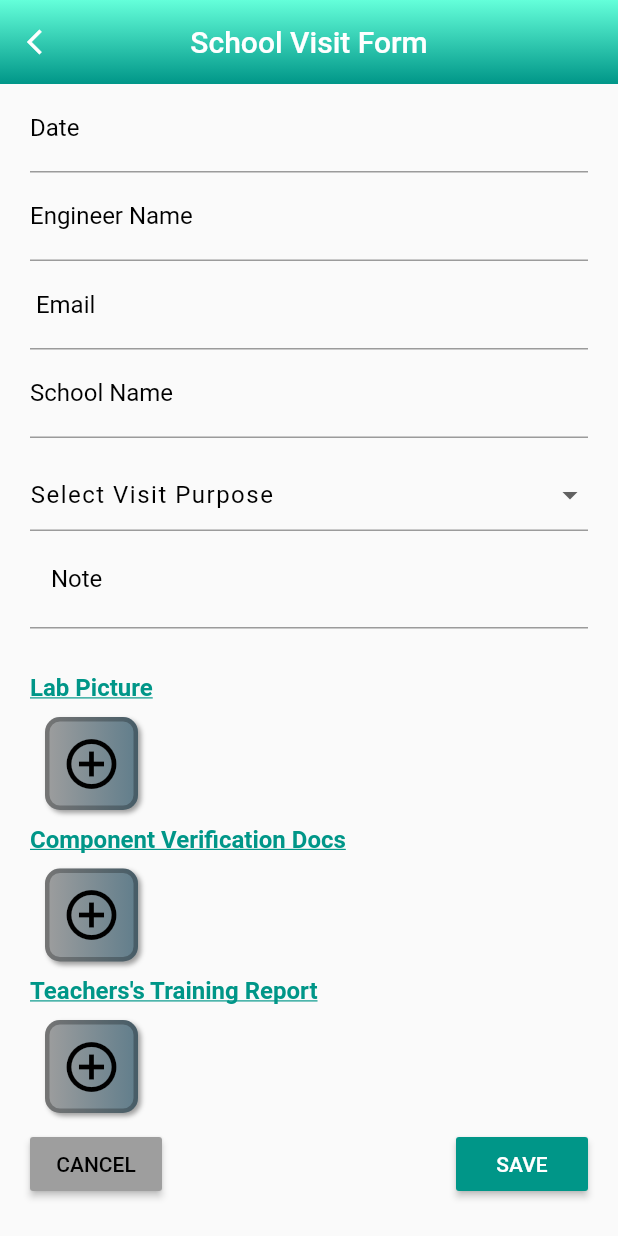
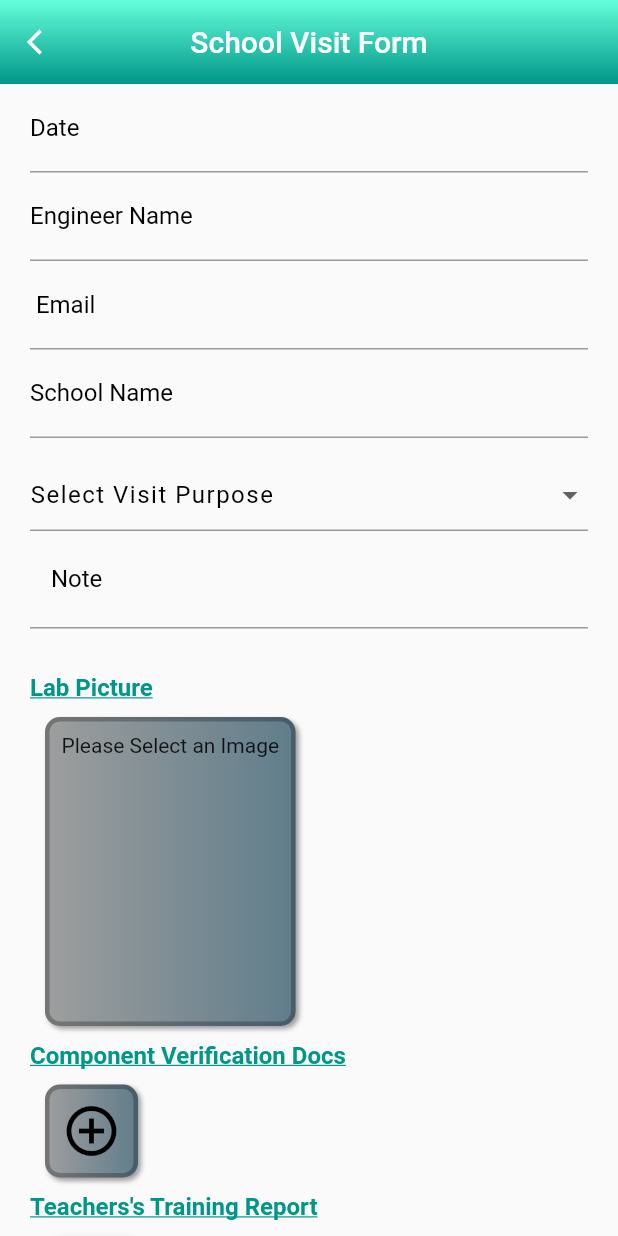
Before and after one commit to SwatiCybricsoft/stemro_app, a Flutter app: the MyHomePage screen opened directly, after a tap on "School Visit Form", on a phone screen of 412 x 824 dp. Run offline on Flutter 3.47's test engine with Material 2 defaults, Android fonts, the phone set to English and light mode, and no system bars; our stand-ins replace file_picker, firebase_auth, firebase_core, firebase_database, firebase_storage, flutter_svg and 3 more; missing offline and left inert: multi_image_picker; accounts and stored records are empty; network calls fail; project files that could hold a hidden picture were left out.

Commit message:
form page change upadte

```diff
--- a/lib/auth/home_page.dart
+++ b/lib/auth/home_page.dart
@@ -1,6 +1,7 @@
 import 'package:firebase_auth/firebase_auth.dart';
 import 'package:firebase_database/firebase_database.dart';
 import 'package:flutter/material.dart';
+import 'package:flutter/services.dart';
 import 'package:font_awesome_flutter/font_awesome_flutter.dart';
 import 'package:stemro_app/auth/AuthService.dart';
 import 'package:stemro_app/auth/welcome_screen.dart';
@@ -10,24 +11,48 @@ import 'package:stemro_app/form/visit_page.dart';
 import 'package:stemro_app/view/Lab_picture.dart';
 import 'package:stemro_app/view/component_verification.dart';
 import '../view/teachers_traing.dart';
-import 'login_screen.dart';
+
+bool isAdminStatus = false;
 
 class MyHomePage extends StatefulWidget {
   @override
   _MyHomePageState createState() => _MyHomePageState();
 }
 
+checkAdmin() {
+  String uid = FirebaseAuth.instance.currentUser!.uid;
+  DatabaseReference reference = FirebaseDatabase.instance.ref("/Users/$uid/");
+  reference.onValue.listen((DatabaseEvent event) {
+    if (event.snapshot.child("accountType").exists) {
+      final data = event.snapshot.child("accountType").value;
+      if (data.toString() == 'Admin') {
+        isAdminStatus = true;
+      } else {
+        isAdminStatus = false;
+      }
+    }
+  });
+}
+
 class _MyHomePageState extends State<MyHomePage> {
   final scaffoldKey = new GlobalKey<ScaffoldState>();
 
+@override
+  void initState() {
+    // TODO: implement initState
+    super.initState();
+    checkAdmin();
+  }
   @override
   Widget build(BuildContext context) {
+    SystemChrome.setSystemUIOverlayStyle(SystemUiOverlayStyle.light.copyWith(
+      statusBarColor: Colors.teal.shade300,
+    ));
     return Scaffold(
       appBar: AppBar(
         automaticallyImplyLeading: false,
         elevation: 0,
-        brightness: Brightness.light,
-        backgroundColor: Colors.teal,
+        backgroundColor: Colors.transparent,
         centerTitle: true,
         actions: [
           PopupMenuButton<int>(
@@ -91,31 +116,52 @@ class _MyHomePageState extends State<MyHomePage> {
             ],
           ),
         ],
-        title: Row(
-          mainAxisAlignment: MainAxisAlignment.center,
-          children: [
-            // Image.asset(
-            //   'assets/stemrobo.png',
-            //   fit: BoxFit.contain,
-            //   height: 32,
-            // ),
-            Container(
-              padding: const EdgeInsets.all(20.0),
-              child: Text(
-                'User Dashboard',
-                style: TextStyle(
-                  fontSize: 20,
-                ),
-              ),
-            )
-          ],
+        title: Text(
+          'User Dashboard',
+          style: TextStyle(
+            fontSize: 20,
+          ),
         ),
         flexibleSpace: Container(
           decoration: const BoxDecoration(
             gradient: LinearGradient(
                 begin: Alignment.topCenter,
                 end: Alignment.bottomCenter,
-                colors: <Color>[Colors.teal, Colors.tealAccent]),
+                colors: <Color>[Colors.tealAccent, Colors.teal]),
+          ),
+        ),
+      ),
+      bottomNavigationBar: BottomAppBar(
+        child: Container(
+          height: MediaQuery.of(context).size.height/9,
+          // color: Colors.teal.shade300,
+          decoration: const BoxDecoration(
+              borderRadius: BorderRadius.only(
+                  topLeft: Radius.circular(20.0),
+                 topRight: Radius.circular(20.0),
+                  // bottomLeft: Radius.circular(20),bottomRight: Radius.circular(20)
+              ),
+              gradient: LinearGradient(
+                  colors: [Colors.teal,Colors.tealAccent],
+                  begin: Alignment.bottomCenter,
+                  end: Alignment.topCenter
+              )
+          ),
+          child:  Column(
+            mainAxisAlignment: MainAxisAlignment.center,
+            children: [
+            FaIcon(
+              FontAwesomeIcons.dumbbell,
+              color: Colors.teal,
+            ),
+              Text(
+                'STEMROBO',
+                style: TextStyle(
+                    color: Colors.white,
+                    fontWeight: FontWeight.w700,
+                    fontSize: 20),
+              ),
+            ],
           ),
         ),
       ),
@@ -125,7 +171,7 @@ class _MyHomePageState extends State<MyHomePage> {
           Column(
             children: <Widget>[
               Container(
-                height: MediaQuery.of(context).size.height * 0.40,
+                height: MediaQuery.of(context).size.height * 0.30,
                 width: MediaQuery.of(context).size.width,
                 color: Colors.teal.shade300,
                 child: Container(
@@ -144,8 +190,9 @@ class _MyHomePageState extends State<MyHomePage> {
           ),
           Column(
             children: <Widget>[
+
               SizedBox(
-                height: 50,
+                height: 10,
               ),
               Container(
                 alignment: Alignment.centerLeft,
@@ -271,30 +318,31 @@ class _MyHomePageState extends State<MyHomePage> {
                   ),
                 ],
               ),
-              Container(
-                padding: EdgeInsets.symmetric(vertical: 15),
-                color: Colors.white,
-                child: Row(
-                  mainAxisAlignment: MainAxisAlignment.spaceAround,
-                  children: <Widget>[
-                    Column(
-                      children: <Widget>[
-                        FaIcon(
-                          FontAwesomeIcons.dumbbell,
-                          color: Colors.teal,
-                        ),
-                        Text(
-                          'STEMROBO',
-                          style: TextStyle(
-                              color: Colors.teal,
-                              fontWeight: FontWeight.w700,
-                              fontSize: 20),
-                        )
-                      ],
-                    ),
-                  ],
-                ),
-              )
+              // Container(
+              //   padding: EdgeInsets.symmetric(vertical: 15),
+              //   color: Colors.white,
+              //   child: Row(
+              //     mainAxisAlignment: MainAxisAlignment.spaceAround,
+              //     children: <Widget>[
+              //       Column(
+              //         children: <Widget>[
+              //           FaIcon(
+              //             FontAwesomeIcons.dumbbell,
+              //             color: Colors.teal,
+              //           ),
+              //           Text(
+              //             'STEMROBO',
+              //             style: TextStyle(
+              //                 color: Colors.teal,
+              //                 fontWeight: FontWeight.w700,
+              //                 fontSize: 20),
+              //           )
+              //         ],
+              //       ),
+              //     ],
+              //   ),
+              // )
+
             ],
           )
         ],
--- a/lib/auth/login_screen.dart
+++ b/lib/auth/login_screen.dart
@@ -1,4 +1,5 @@
 import 'package:flutter/material.dart';
+import 'package:flutter/services.dart';
 import 'package:flutter_svg/svg.dart';
 import 'package:stemro_app/auth/register_screen.dart';
 import 'package:stemro_app/view/home_screen.dart';
@@ -21,6 +22,10 @@ class _LoginPageState extends State<LoginPage> {
    final formKey = new GlobalKey<FormState>();
    @override
   Widget build(BuildContext context) {
+     SystemChrome.setSystemUIOverlayStyle(SystemUiOverlayStyle.light.copyWith(
+       statusBarColor: Colors.teal.shade300,
+     ));
+
     return Scaffold(
       key: scaffoldKey,
        backgroundColor: Colors.teal.shade300,
--- a/lib/auth/register_screen.dart
+++ b/lib/auth/register_screen.dart
@@ -1,5 +1,6 @@
 import 'package:firebase_auth/firebase_auth.dart';
 import 'package:flutter/material.dart';
+import 'package:flutter/services.dart';
 import 'package:flutter_svg/svg.dart';
 import 'package:stemro_app/view/home_screen.dart';
 
@@ -30,6 +31,9 @@ class _RegistrationPageState extends State<RegistrationPage> {
   final passController = TextEditingController();
   @override
   Widget build(BuildContext context) {
+    SystemChrome.setSystemUIOverlayStyle(SystemUiOverlayStyle.light.copyWith(
+      statusBarColor: Colors.teal.shade300,
+    ));
     return Scaffold(
       key: scaffoldKey,
       backgroundColor: Colors.teal.shade300,
--- a/lib/auth/splash_screen.dart
+++ b/lib/auth/splash_screen.dart
@@ -3,6 +3,7 @@ import 'package:firebase_auth/firebase_auth.dart';
 import 'package:flutter/material.dart';
 import 'package:stemro_app/auth/home_page.dart';
 import 'package:stemro_app/auth/login_screen.dart';
+import 'package:stemro_app/auth/welcome_screen.dart';
 import 'package:stemro_app/view/home_screen.dart';
 
 class SplashScreen extends StatefulWidget {
@@ -22,7 +23,7 @@ class _SplashScreenState extends State<SplashScreen> {
             .pushReplacement(MaterialPageRoute(builder: (_) => MyHomePage()));
       } else {
         Navigator.of(context)
-            .pushReplacement(MaterialPageRoute(builder: (_) => LoginPage()));
+            .pushReplacement(MaterialPageRoute(builder: (_) => WelcomeScreen()));
       }
     });
   }
--- a/lib/auth/welcome_screen.dart
+++ b/lib/auth/welcome_screen.dart
@@ -1,10 +1,13 @@
 import 'package:flutter/material.dart';
+import 'package:flutter/services.dart';
 import 'package:stemro_app/auth/login_screen.dart';
 class WelcomeScreen extends StatelessWidget {
   const WelcomeScreen({Key? key}) : super(key: key);
-
   @override
   Widget build(BuildContext context) {
+    SystemChrome.setSystemUIOverlayStyle(SystemUiOverlayStyle.light.copyWith(
+      statusBarColor: Colors.teal.shade300,
+    ));
     return Scaffold(
       backgroundColor: Colors.white,
       body: SafeArea(
--- a/lib/form/old_visit_form.dart
+++ b/lib/form/old_visit_form.dart
@@ -3,7 +3,7 @@ import 'package:firebase_database/ui/firebase_animated_list.dart';
 import 'package:flutter/material.dart';
 import 'package:firebase_database/firebase_database.dart';
 
-import '../main.dart';
+import '../auth/home_page.dart';
 
 get isAdmin => isAdminStatus;
 
--- a/lib/form/visit_page.dart
+++ b/lib/form/visit_page.dart
@@ -1,18 +1,17 @@
 import 'dart:io';
-
+import 'package:file_picker/file_picker.dart';
 import 'package:flutter/material.dart';
 import 'package:image_picker/image_picker.dart';
 import 'package:stemro_app/form/submitpage.dart';
-import 'package:stemro_app/view/home_screen.dart';
-import 'package:dropdown_search/dropdown_search.dart';
+import 'package:multi_image_picker/multi_image_picker.dart';
 import 'package:firebase_database/firebase_database.dart';
+import 'package:stemro_app/widgets/file_upload.dart';
 import '../auth/AuthService.dart';
 import 'package:intl/intl.dart';
 import '../auth/home_page.dart';
 
 class FormPage extends StatefulWidget {
   const FormPage({Key? key}) : super(key: key);
-
   @override
   State<FormPage> createState() => _FormPageState();
 }
@@ -57,21 +56,29 @@ class MyCustomForm extends StatefulWidget {
 }
 // Create a corresponding State class. This class holds data related to the form.
 class MyCustomFormState extends State<MyCustomForm> {
+  List<PlatformFile> files = [];
   //image picker......//
-  // assets...............
-  final ImagePicker imagePicker = ImagePicker();
   File? _image;
-  List<XFile>? imageFileList = [];
-  void selectImages() async {
-    final List<XFile>? selectedImages = await imagePicker.pickMultiImage();
-    if (selectedImages!.isNotEmpty) {
-      imageFileList!.addAll(selectedImages);
+  final _picker = ImagePicker();
+  // Implementing the image picker
+  Future<void> _openImagePicker() async {
+    final XFile? pickedImage =
+    await _picker.pickImage(source: ImageSource.gallery);
+    if (pickedImage != null) {
+      setState(() {
+        _image = File(pickedImage.path);
+      });
     }
-    print("Image List Length:" + imageFileList!.length.toString());
-    setState((){
-      // _image =imagePicker as File?;
-
-    });
+  }
+  //filepicker..........//
+  void _pickFile() async {
+    final result = await FilePicker.platform.pickFiles(allowMultiple: false);
+    // if no file is picked
+    if (result == null) return;
+    // first picked file (if multiple are selected)
+    print(result.files.first.name);
+    print(result.files.first.size);
+    print(result.files.first.path);
   }
   final _formKey = GlobalKey<FormState>();
   final scaffoldKey = new GlobalKey<ScaffoldState>();
@@ -101,14 +108,6 @@ class MyCustomFormState extends State<MyCustomForm> {
             child: Column(
               crossAxisAlignment: CrossAxisAlignment.start,
               children: <Widget>[
-                // Padding(
-                //   padding: const EdgeInsets.only(top: 10,bottom: 10,left: 90),
-                //   child: Text('School Visit Form',textAlign:TextAlign.center,style: TextStyle(
-                //       decoration: TextDecoration.underline,fontSize: 20,
-                //       color: Colors.teal,
-                //       fontWeight: FontWeight.bold
-                //   ),),
-                // ),
                 TextFormField(
                   readOnly:  true,
                   keyboardType: TextInputType.datetime,
@@ -263,6 +262,7 @@ class MyCustomFormState extends State<MyCustomForm> {
                      fontWeight: FontWeight.bold,
                    ),),
                    Container(
+                     height: MediaQuery.of(context).size.height/4,
                      margin: const EdgeInsets.all(10.0),
                      padding: const EdgeInsets.all(8),
                      decoration: BoxDecoration(
@@ -289,15 +289,20 @@ class MyCustomFormState extends State<MyCustomForm> {
                      ),
                      child: GestureDetector(
                        onTap: (){
-                         selectImages();
+                         _openImagePicker();
                        },
-                       child: Column(
-                         mainAxisAlignment: MainAxisAlignment.center,
-                         children: [
-                           Icon(Icons.add_circle_outline,size: 40,color: Colors.black,),
+                       child: _image !=null
+                       ?Image.file(_image!,fit: BoxFit.cover,)
+                       :const Text("Please Select an Image"),
 
-                         ],
-                       ),
+                       // child: Column(
+                       //   mainAxisAlignment: MainAxisAlignment.center,
+                       //   children: [
+                       //     Icon(Icons.add_circle_outline,size: 40,color: Colors.black,),
+                       //
+                       //
+                       //   ],
+                       // ),
                      ),
                    ),
 
@@ -332,9 +337,14 @@ class MyCustomFormState extends State<MyCustomForm> {
                          ]
                      ),
                      child: GestureDetector(
-                       onTap: (){
-                         // _showChoiceDialog(context);
-                         // selectImages();
+                       onTap: ()async{
+                         final result = await FilePicker.platform
+                             .pickFiles(withReadStream: true, allowMultiple: true);
+
+                         if (result == null) return;
+                         files = result.files;
+                         setState(() {});
+                         // _pickFile();
                        },
                        child: Column(
                          mainAxisAlignment: MainAxisAlignment.center,
@@ -377,13 +387,13 @@ class MyCustomFormState extends State<MyCustomForm> {
                      ),
                      child: GestureDetector(
                        onTap: (){
-                         // _showChoiceDialog(context);
                          // selectImages();
                        },
                        child: Column(
                          mainAxisAlignment: MainAxisAlignment.center,
                          children: [
                            Icon(Icons.add_circle_outline,size: 40,color: Colors.black,),
+
 
                          ],
                        ),
@@ -479,4 +489,7 @@ class MyCustomFormState extends State<MyCustomForm> {
     FirebaseDatabase.instance.ref().update(updates);
     Navigator.pushReplacement(context, MaterialPageRoute(builder: (context) => SubmitPage(title: 'SubmitPage',)));
   }
+  void openFiles(List<PlatformFile> files) {
+    show(files: files);
+  }
 }
--- a/lib/main.dart
+++ b/lib/main.dart
@@ -9,7 +9,7 @@ bool isAdminStatus = false;
 void main() async {
   WidgetsFlutterBinding.ensureInitialized();
   await Firebase.initializeApp();
-  await checkAdmin();
+  // await checkAdmin();
   runApp(const MyApp());
 }
 
--- a/pubspec.yaml
+++ b/pubspec.yaml
@@ -48,6 +48,7 @@ dependencies:
   file_picker: ^4.6.0
   multi_image_picker: ^4.7.14
   dotted_border: ^2.0.0+2
+
 
 
 
```
Also changed, not shown: lib/widgets/file_upload.dart (added, +48 -0 lines).
